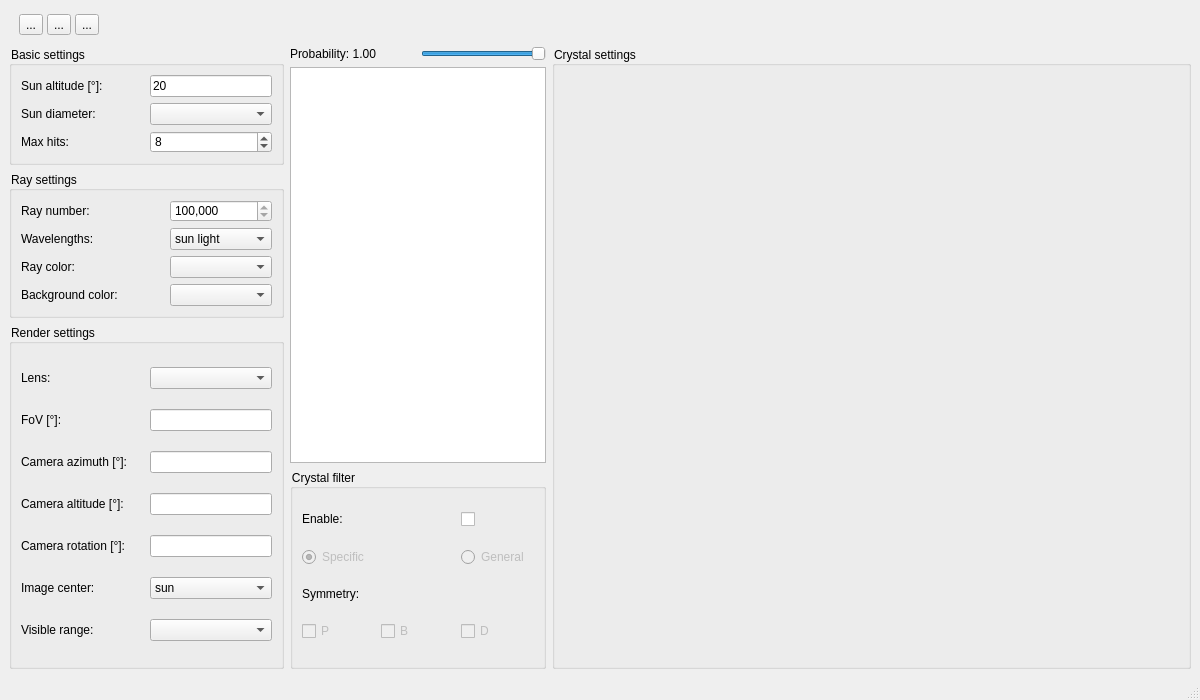
This is cpp/FastHalo/mainwindow.ui in LoveDaisy/ice_halo_sim as Qt 5 draws it before an edit. The edited form follows.
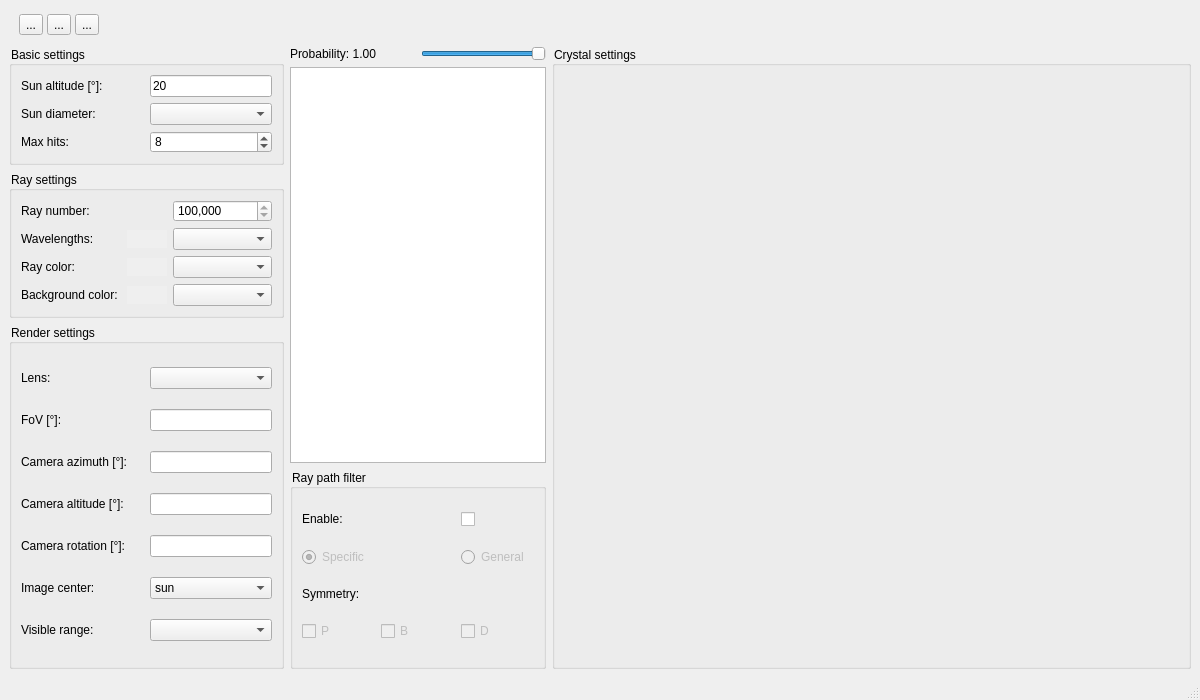
This is the edited form.

The edit to the form file:
```diff
--- a/cpp/FastHalo/mainwindow.ui
+++ b/cpp/FastHalo/mainwindow.ui
@@ -452,6 +452,9 @@
            <height>18</height>
           </size>
          </property>
+         <property name="autoFillBackground">
+          <bool>true</bool>
+         </property>
          <property name="text">
           <string/>
          </property>
@@ -471,6 +474,9 @@
            <height>18</height>
           </size>
          </property>
+         <property name="autoFillBackground">
+          <bool>true</bool>
+         </property>
          <property name="text">
           <string/>
          </property>
@@ -501,6 +507,9 @@
            <height>18</height>
           </size>
          </property>
+         <property name="autoFillBackground">
+          <bool>true</bool>
+         </property>
          <property name="text">
           <string/>
          </property>
@@ -520,23 +529,7 @@
         </widget>
        </item>
        <item row="1" column="2">
-        <widget class="QComboBox" name="wavelengthComboBox">
-         <item>
-          <property name="text">
-           <string>sun light</string>
-          </property>
-         </item>
-         <item>
-          <property name="text">
-           <string>equal energy</string>
-          </property>
-         </item>
-         <item>
-          <property name="text">
-           <string>customize</string>
-          </property>
-         </item>
-        </widget>
+        <widget class="QComboBox" name="wavelengthComboBox"/>
        </item>
       </layout>
      </widget>
@@ -692,7 +685,7 @@
        </size>
       </property>
       <property name="title">
-       <string>Crystal filter</string>
+       <string>Ray path filter</string>
       </property>
       <layout class="QGridLayout" name="filterSettingLayout">
        <item row="0" column="0">
```
